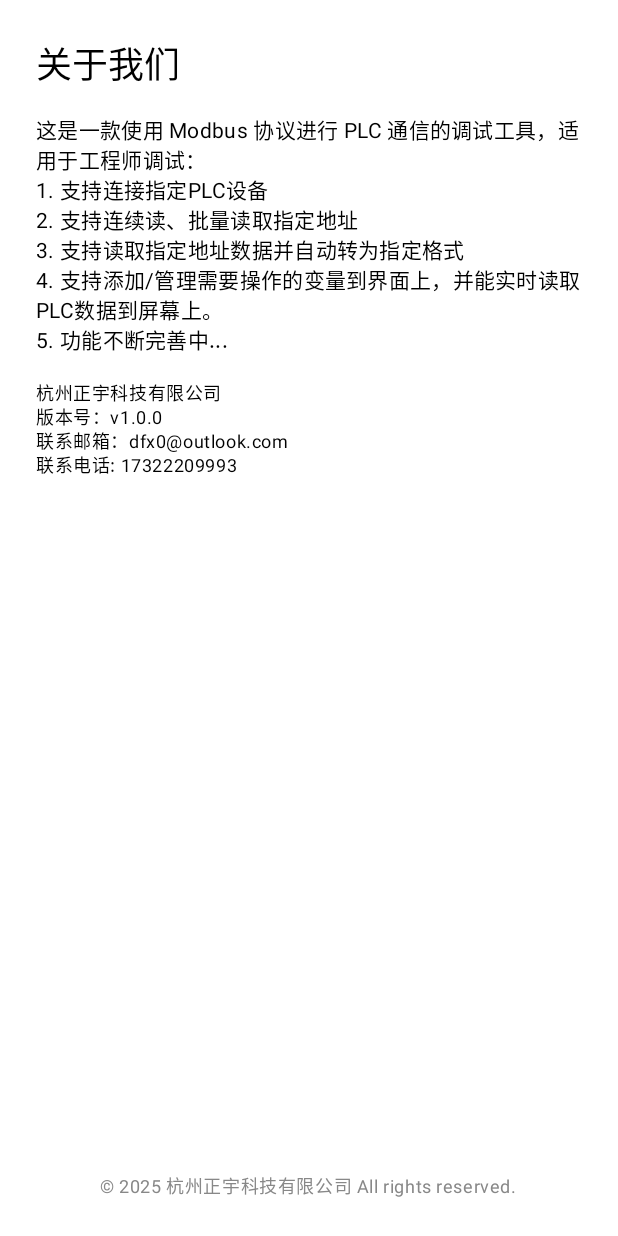
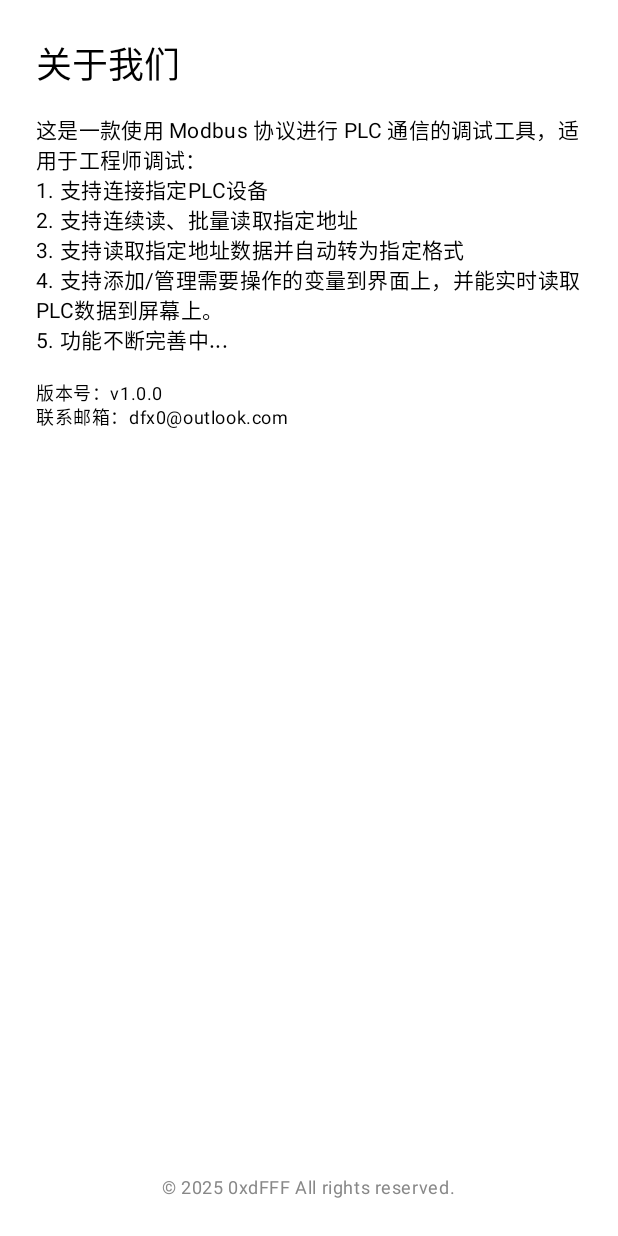
Before and after one commit to global-software/Modbus-Tool, an Android app built with Jetpack Compose: the @Preview function About, on a phone screen of 412 x 824 dp. Run offline under Robolectric (Android 15) with nearby library versions, the phone set to English and light mode, and no system bars.

Commit message:
[chore] update the about content

```diff
--- a/app/src/main/java/com/dfx0/modbustool/MainActivity.kt
+++ b/app/src/main/java/com/dfx0/modbustool/MainActivity.kt
@@ -149,13 +149,13 @@ fun About(){
             )
 
             Text(
-                text = "杭州正宇科技有限公司\n版本号：v1.0.0\n联系邮箱：dfx0@outlook.com\n联系电话: 17322209993",
+                text = "版本号：v1.0.0\n联系邮箱：dfx0@outlook.com",
                 style = MaterialTheme.typography.bodySmall
             )
         }
 
         Text(
-            text = "© 2025 杭州正宇科技有限公司 All rights reserved.",
+            text = "© 2025 0xdFFF All rights reserved.",
             style = MaterialTheme.typography.bodySmall,
             color = Color.Gray,
             modifier = Modifier.align(Alignment.CenterHorizontally)
```
